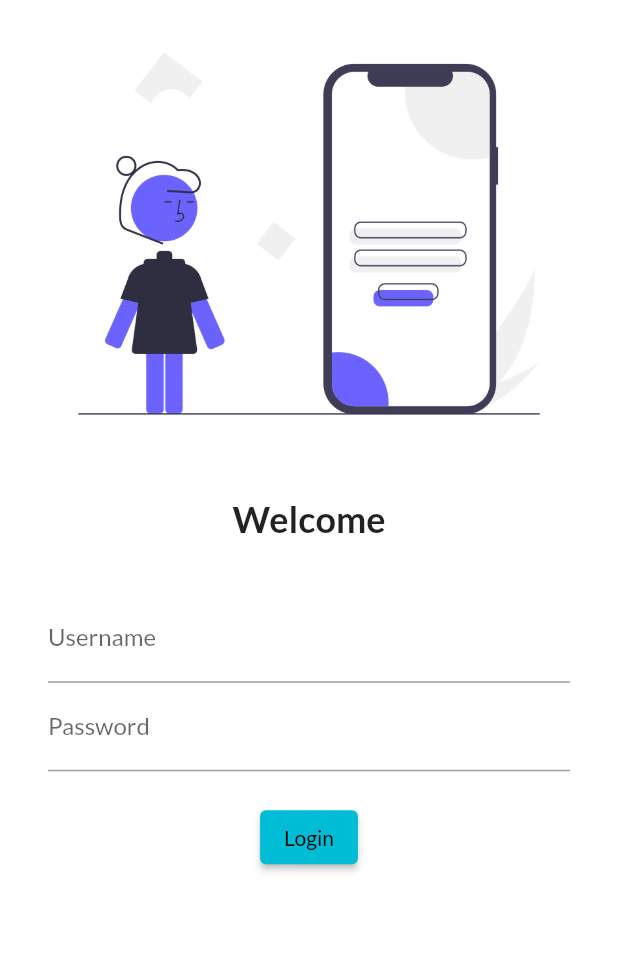
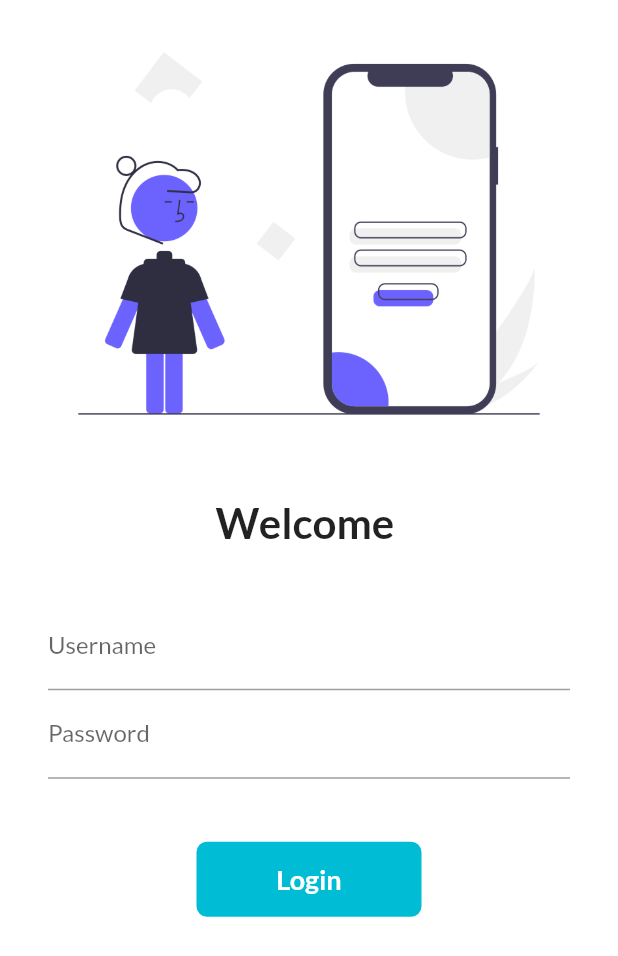
Before and after one commit to gouravgoal001/MyFirstFlutterApp, a Flutter app: the screen it shows after launch, on a phone screen of 412 x 824 dp. Shown: the top 956 px of the screen. Run offline on Flutter 3.47's test engine with Material 2 defaults, Android fonts, the phone set to English and light mode, and no system bars; our stand-ins replace google_fonts.

Commit message:
day 6 completed

```diff
--- a/lib/main.dart
+++ b/lib/main.dart
@@ -2,6 +2,7 @@
 
 import 'package:flutter/material.dart';
 import 'package:flutter_application_1/pages/login_page.dart';
+import 'package:flutter_application_1/utils/routes.dart';
 import 'pages/home_page.dart';
 import 'package:google_fonts/google_fonts.dart';
 
@@ -19,13 +20,14 @@ class MyApp extends StatelessWidget {
         primarySwatch: Colors.cyan,
         fontFamily: GoogleFonts.lato().fontFamily,
       ),
+      debugShowCheckedModeBanner: false,
       darkTheme: ThemeData(
         brightness: Brightness.dark,
       ),
       routes: {
         "/": (context) => LoginPage(),
-        "/home": (context) => HomePage(),
-        "/login": (context) => LoginPage()
+        MyRoutes.homeRoute: (context) => HomePage(),
+        MyRoutes.loginRoute: (context) => LoginPage()
       },
     );
   }
--- a/lib/pages/home_page.dart
+++ b/lib/pages/home_page.dart
@@ -17,7 +17,7 @@ class HomePage extends StatelessWidget {
           child: Text("Welcome to MyApp $partName $part "),
         ),
       ),
-      drawer: Drawer(),
+      // drawer: Drawer(),
     );
   }
 }
--- a/lib/pages/login_page.dart
+++ b/lib/pages/login_page.dart
@@ -1,14 +1,25 @@
 // ignore_for_file: prefer_const_constructors
 
 import 'package:flutter/material.dart';
+import 'package:flutter_application_1/pages/home_page.dart';
+import 'package:flutter_application_1/utils/routes.dart';
 
-class LoginPage extends StatelessWidget {
+class LoginPage extends StatefulWidget {
   const LoginPage({Key? key}) : super(key: key);
+
+  @override
+  State<LoginPage> createState() => _LoginPageState();
+}
+
+class _LoginPageState extends State<LoginPage> {
+  String name = "";
+  bool changeButton = false;
 
   @override
   Widget build(BuildContext context) {
     return Material(
         color: Colors.white,
+        child: SingleChildScrollView(
           child: Column(
             children: [
               Image.asset(
@@ -19,9 +30,9 @@ class LoginPage extends StatelessWidget {
                 height: 20,
               ),
               Text(
-              "Welcome",
+                "Welcome $name",
                 style: TextStyle(
-                fontSize: 24,
+                  fontSize: 28,
                   fontWeight: FontWeight.bold,
                 ),
               ),
@@ -29,33 +40,77 @@ class LoginPage extends StatelessWidget {
                 height: 20,
               ),
               Padding(
-              padding:
-                  const EdgeInsets.symmetric(vertical: 16.0, horizontal: 32.0),
+                padding: const EdgeInsets.symmetric(
+                    vertical: 16.0, horizontal: 32.0),
                 child: Column(
                   children: [
                     TextFormField(
                       decoration: InputDecoration(
                         hintText: "Enter Username",
                         labelText: "Username",
-                  )),
+                      ),
+                      onChanged: (value) {
+                        name = value;
+                        setState(() {});
+                      },
+                    ),
                     TextFormField(
                         obscureText: true,
                         decoration: InputDecoration(
                           hintText: "Enter Password",
                           labelText: "Password",
                         )),
-                  SizedBox(height: 20),
-                  ElevatedButton(
-                    onPressed: () {
-                      print("Hello Gourav");
+                    SizedBox(height: 42),
+                    InkWell(
+                      onTap: () async {
+                        setState(() {
+                          changeButton = true;
+                        });
+
+                        await Future.delayed(Duration(seconds: 2));
+                        Navigator.pushNamed(context, MyRoutes.homeRoute);
                       },
-                    child: Text("Login"),
-                    style: TextButton.styleFrom(),
+
+// hoverColor: Color.alphaBlend(Colors.amber, Colors.black) ,
+
+                      child: AnimatedContainer(
+                        duration: Duration(seconds: 2),
+                        width: 150,
+                        height: 50,
+                        alignment: Alignment.center,
+                        child: changeButton
+                            ? Icon(
+                                Icons.done,
+                                color: Colors.white,
+                              )
+                            : Text("Login",
+                                style: TextStyle(
+                                  color: Colors.white,
+                                  fontSize: 18,
+                                  fontWeight: FontWeight.bold,
+                                )),
+                        decoration: BoxDecoration(
+                          color: Colors.cyan,
+                          //  shape: changeButton
+                          //     ? BoxShape.circle
+                          //     : BoxShape.rectangle,
+                          borderRadius:
+                              BorderRadius.circular(changeButton ? 50 : 7),
+                        ),
+
+                        // ElevatedButton(
+                        //   onPressed: () {
+                        //     Navigator.pushNamed(context, MyRoutes.homeRoute);
+                        //   },
+                        //   child: Text("Login"),
+                        //   style: TextButton.styleFrom(minimumSize: Size(150, 40)),
+                      ),
                     )
                   ],
                 ),
               )
             ],
+          ),
         ));
   }
 }
--- /dev/null
+++ b/lib/utils/routes.dart
@@ -0,0 +1,5 @@
+class MyRoutes {
+  static String loginRoute = "/login";
+
+  static String homeRoute = "/home";
+}
```
Lines whose indentation alone changed are shown as unchanged.
